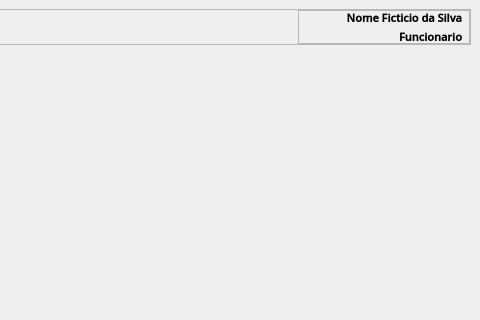
Above: view/main_window.ui from PedroGregori/Projeto_Integrador--SENAC_BA-2022 before the change; both pictures show x 600 to 1080 and y 0 to 320 of the 1080 by 620 pixel window. Below: the same form after it.
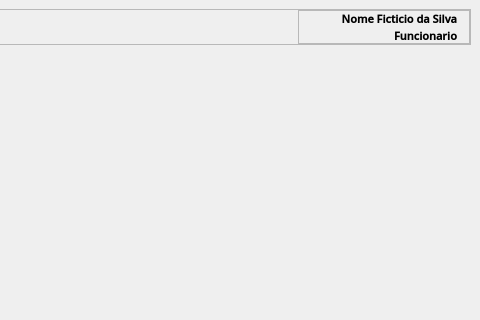
That is the form after the change. Icons and pictures are not drawn.

Diff of the .ui file:
```diff
--- a/view/main_window.ui
+++ b/view/main_window.ui
@@ -21,7 +21,18 @@
   </property>
   <widget class="QWidget" name="centralwidget">
    <property name="styleSheet">
-    <string notr="true"/>
+    <string notr="true">QPushButton{
+	background-color: rgb(223, 223, 223);
+}
+
+QPushButton:hover{
+	background-color: rgb(231, 231, 231);
+}
+
+QPushButton:pressed{
+	background-color: rgb(231, 231, 231);
+	border: 1px solid rgb(153, 208, 255);
+}</string>
    </property>
    <layout class="QVBoxLayout" name="verticalLayout_2">
     <property name="spacing">
@@ -125,7 +136,7 @@
          </property>
          <layout class="QHBoxLayout" name="horizontalLayout_4">
           <property name="spacing">
-           <number>1</number>
+           <number>0</number>
           </property>
           <property name="leftMargin">
            <number>2</number>
@@ -176,6 +187,9 @@
              <enum>QFrame::NoFrame</enum>
             </property>
             <layout class="QVBoxLayout" name="verticalLayout_3">
+             <property name="spacing">
+              <number>1</number>
+             </property>
              <property name="leftMargin">
               <number>0</number>
              </property>
@@ -190,6 +204,18 @@
              </property>
              <item>
               <widget class="QLabel" name="label_11">
+               <property name="minimumSize">
+                <size>
+                 <width>120</width>
+                 <height>0</height>
+                </size>
+               </property>
+               <property name="maximumSize">
+                <size>
+                 <width>120</width>
+                 <height>16777215</height>
+                </size>
+               </property>
                <property name="font">
                 <font>
                  <family>Open Sans SemiBold</family>
@@ -208,6 +234,12 @@
              </item>
              <item>
               <widget class="QLabel" name="label_12">
+               <property name="maximumSize">
+                <size>
+                 <width>120</width>
+                 <height>16777215</height>
+                </size>
+               </property>
                <property name="font">
                 <font>
                  <family>Open Sans SemiBold</family>
```
Left out of the diff: 9 changed lines with no effect on the pictures.
